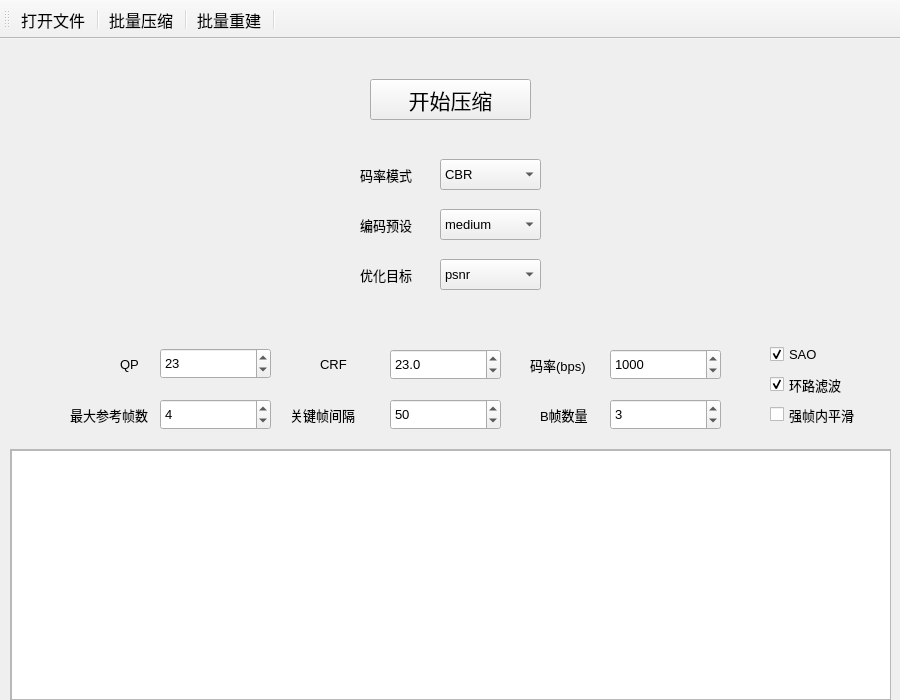
chuliu-hash/Brain-image-compression, file ui/mainwindow.ui: the form before one commit.
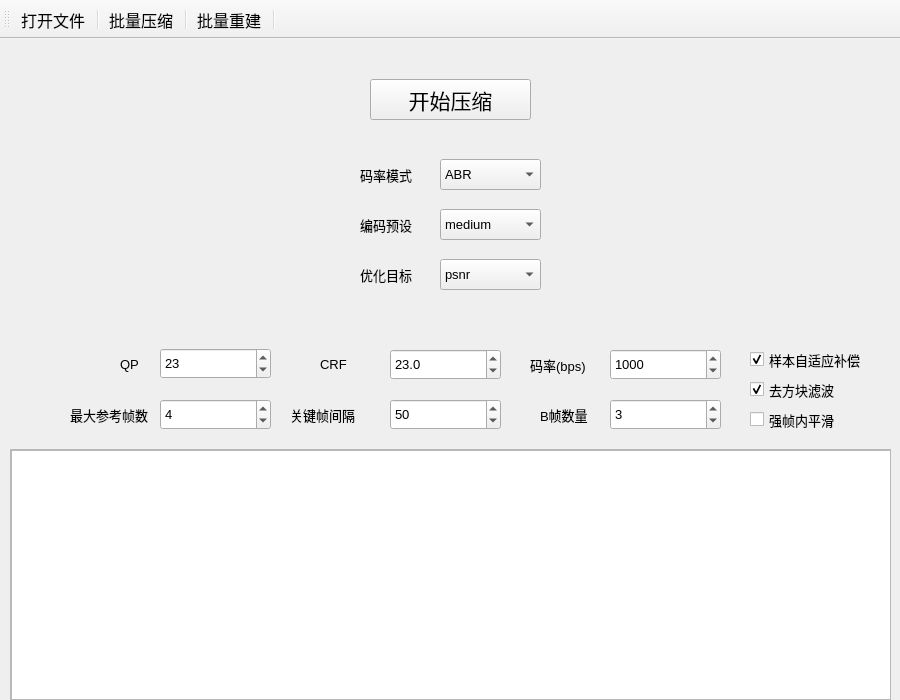
The form after the commit. Icons and pictures are not drawn. Custom widgets are drawn as their Qt base class.

```diff
--- a/ui/mainwindow.ui
+++ b/ui/mainwindow.ui
@@ -95,7 +95,7 @@
     </property>
     <item>
      <property name="text">
-      <string>CBR</string>
+      <string>ABR</string>
      </property>
     </item>
     <item>
@@ -401,10 +401,10 @@
    <widget class="QCheckBox" name="checkBox_SAO">
     <property name="geometry">
      <rect>
-      <x>770</x>
-      <y>300</y>
-      <width>91</width>
-      <height>31</height>
+      <x>750</x>
+      <y>310</y>
+      <width>111</width>
+      <height>21</height>
      </rect>
     </property>
     <property name="font">
@@ -413,7 +413,7 @@
      </font>
     </property>
     <property name="text">
-     <string>SAO</string>
+     <string>样本自适应补偿</string>
     </property>
     <property name="checked">
      <bool>true</bool>
@@ -422,10 +422,10 @@
    <widget class="QCheckBox" name="checkBox_LF">
     <property name="geometry">
      <rect>
-      <x>770</x>
-      <y>330</y>
-      <width>93</width>
-      <height>31</height>
+      <x>750</x>
+      <y>340</y>
+      <width>111</width>
+      <height>21</height>
      </rect>
     </property>
     <property name="font">
@@ -434,7 +434,7 @@
      </font>
     </property>
     <property name="text">
-     <string>环路滤波</string>
+     <string>去方块滤波</string>
     </property>
     <property name="checked">
      <bool>true</bool>
@@ -443,10 +443,10 @@
    <widget class="QCheckBox" name="checkBox_SS">
     <property name="geometry">
      <rect>
-      <x>770</x>
-      <y>360</y>
-      <width>91</width>
-      <height>31</height>
+      <x>750</x>
+      <y>370</y>
+      <width>111</width>
+      <height>21</height>
      </rect>
     </property>
     <property name="font">
```
